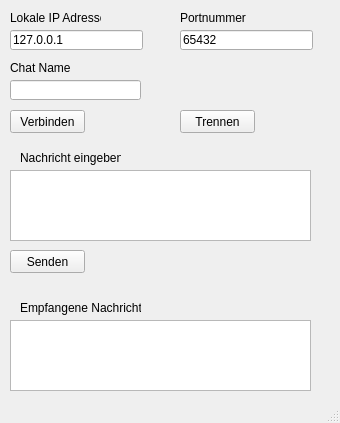
UwePabst91052/Exercises, file ChatClientGui.ui: the form before one commit.
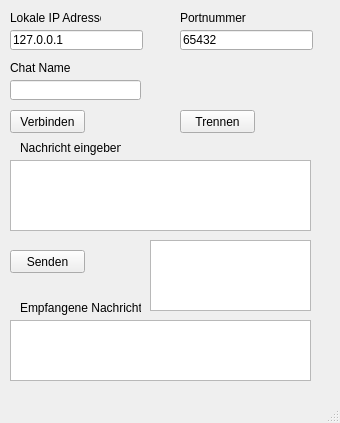
The form after the commit.

Commit message: improved login feature with sending list of logged in chatters to chat clients

The edit to the form file:
```diff
--- a/ChatClientGui.ui
+++ b/ChatClientGui.ui
@@ -70,7 +70,7 @@
     <property name="geometry">
      <rect>
       <x>20</x>
-      <y>150</y>
+      <y>140</y>
       <width>101</width>
       <height>16</height>
      </rect>
@@ -122,7 +122,7 @@
     <property name="geometry">
      <rect>
       <x>10</x>
-      <y>170</y>
+      <y>160</y>
       <width>301</width>
       <height>71</height>
      </rect>
@@ -141,16 +141,6 @@
      <string notr="true">Empfangene Nachrichten</string>
     </property>
    </widget>
-   <widget class="QPlainTextEdit" name="receivedEdit">
-    <property name="geometry">
-     <rect>
-      <x>10</x>
-      <y>320</y>
-      <width>301</width>
-      <height>71</height>
-     </rect>
-    </property>
-   </widget>
    <widget class="QLabel" name="label_5">
     <property name="geometry">
      <rect>
@@ -174,6 +164,26 @@
      </rect>
     </property>
    </widget>
+   <widget class="QListWidget" name="listChatters">
+    <property name="geometry">
+     <rect>
+      <x>150</x>
+      <y>240</y>
+      <width>161</width>
+      <height>71</height>
+     </rect>
+    </property>
+   </widget>
+   <widget class="QListWidget" name="listMessages">
+    <property name="geometry">
+     <rect>
+      <x>10</x>
+      <y>320</y>
+      <width>301</width>
+      <height>61</height>
+     </rect>
+    </property>
+   </widget>
   </widget>
   <widget class="QMenuBar" name="menubar">
    <property name="geometry">
```
The commit also changes 1 other file.
